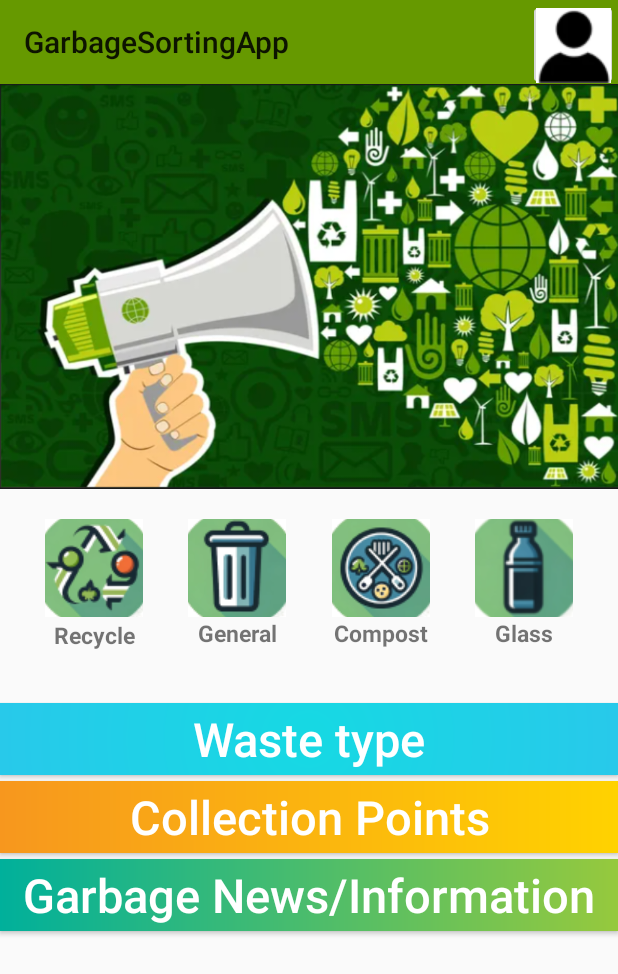
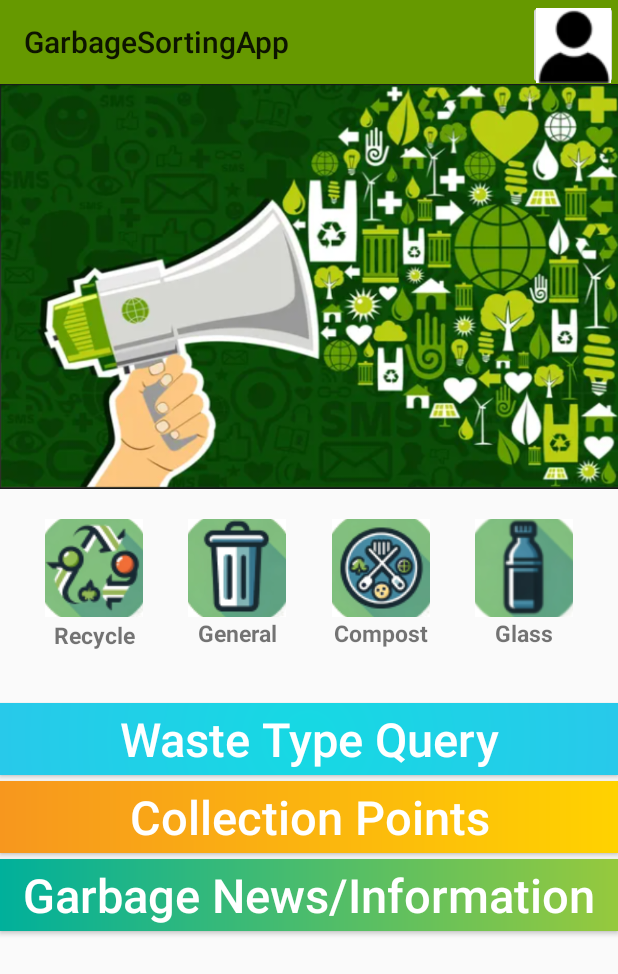
Before and after one commit to wszfln/GarbageSortingApp, an Android app: the MainActivity screen opened directly, with no data from a screen before it, on a phone screen of 412 x 824 dp. Shown: the top 974 px of the screen. Run offline under Robolectric (Android 15) with nearby library versions, the phone set to English and light mode, and no system bars.

Commit message:
Beautify the UI interface and change the application icon

```diff
--- a/app/src/main/AndroidManifest.xml
+++ b/app/src/main/AndroidManifest.xml
@@ -16,9 +16,9 @@
         android:allowBackup="true"
         android:dataExtractionRules="@xml/data_extraction_rules"
         android:enableOnBackInvokedCallback="true"
+        android:label="@string/app_name"
         android:fullBackupContent="@xml/backup_rules"
-        android:icon="@mipmap/ic_launcher"
-        android:label="@string/app_name"
+        android:icon="@drawable/ic_launcher"
         android:supportsRtl="true"
         android:theme="@style/Theme.GarbageSortingApp"
         tools:targetApi="31">
--- a/app/src/main/java/com/example/garbagesortingapp/MainActivity.java
+++ b/app/src/main/java/com/example/garbagesortingapp/MainActivity.java
@@ -76,13 +76,6 @@ public class MainActivity extends AppCompatActivity {
             btnQuary.setLayoutParams(paramsQuery);
             btnPosition.setLayoutParams(paramsPosition);
         });
-
-        imgBtnAccount.setOnClickListener(new View.OnClickListener() {
-            @Override
-            public void onClick(View view) {
-
-            }
-        });
         imgBtnRecycle.setOnClickListener(new View.OnClickListener() {
             @Override
             public void onClick(View view) {
--- a/app/src/main/res/layout/activity_main.xml
+++ b/app/src/main/res/layout/activity_main.xml
@@ -140,7 +140,7 @@
         android:layout_height="wrap_content"
         android:layout_marginTop="36dp"
         android:background="@drawable/gradient_blue"
-        android:text="Waste type"
+        android:text="Waste Type Query"
         android:textAllCaps="false"
         android:textColor="@android:color/white"
         android:textSize="31sp"
```
Also changed, not shown: app/src/main/res/drawable/ic_launcher.png (added).
